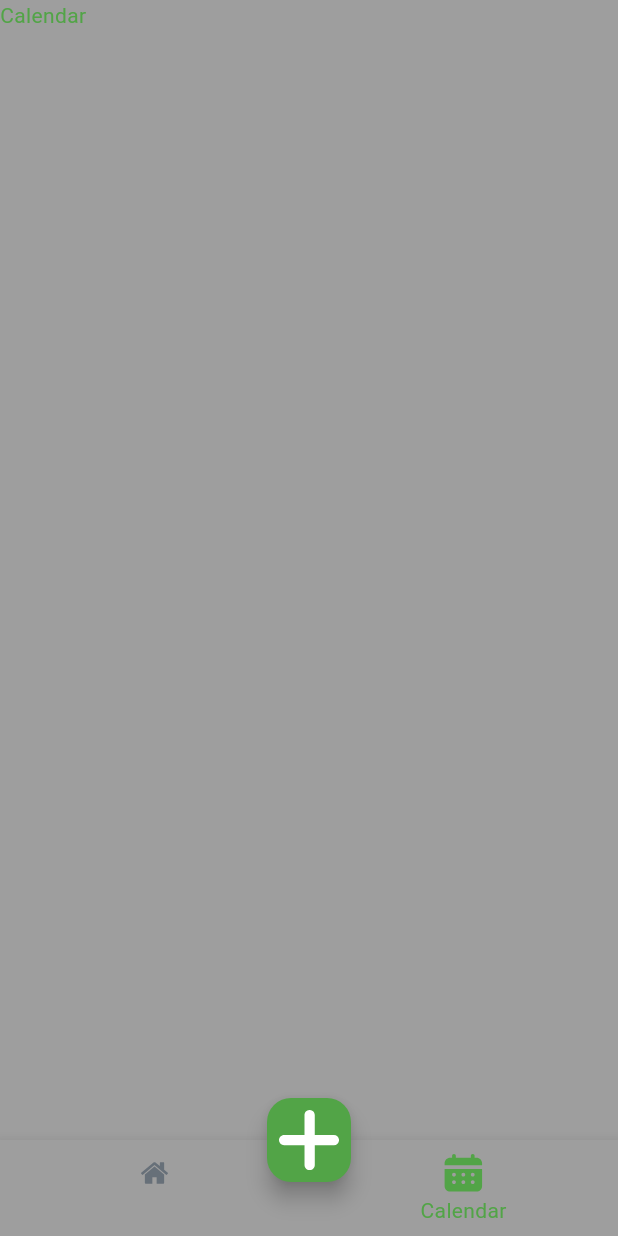
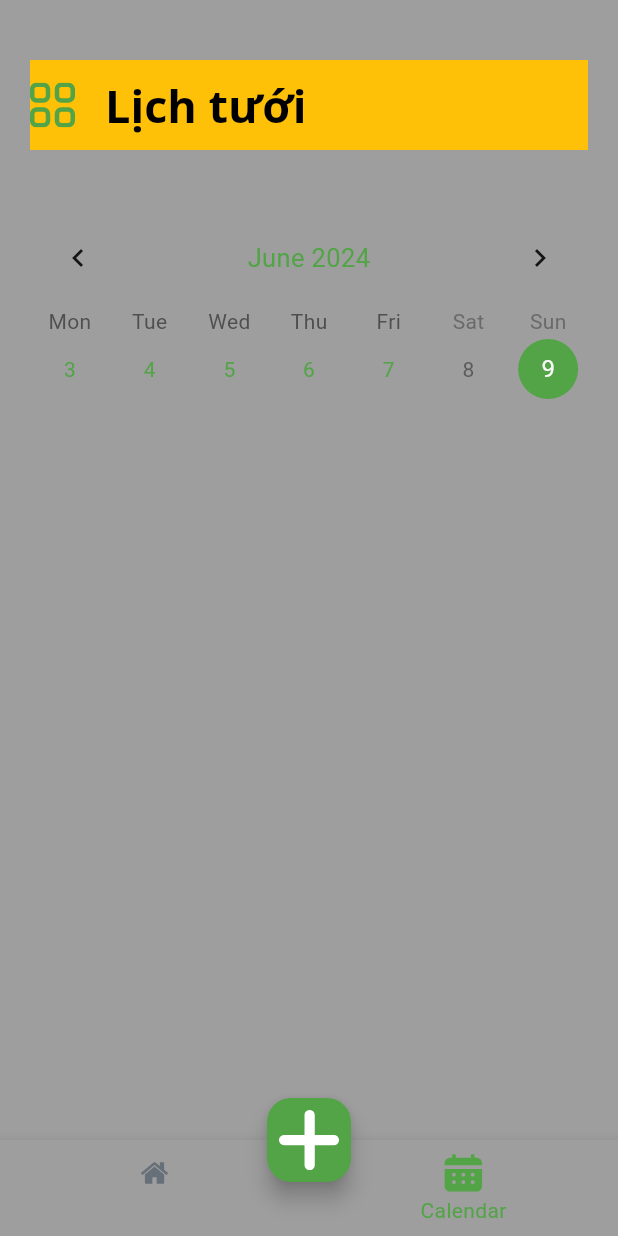
Before and after one commit to hoangluong202/iot-irrigation, a Flutter app: the screen it shows after launch, item 2 of the bottom bar chosen, on a phone screen of 412 x 824 dp. Run offline on Flutter 3.47's test engine with Material 3 defaults, Android fonts, the phone set to English and light mode, and no system bars; drawn by our look-alikes of table_calendar; our stand-ins replace flutter_svg.

Commit message:
feat(page-calendar): update ui for calendar

```diff
--- /dev/null
+++ b/lib/components/calendar.dart
@@ -0,0 +1,413 @@
+import 'package:flutter/material.dart';
+import 'package:flutter_svg/svg.dart';
+import 'package:iot_irrigation/constants/assets.dart';
+import 'package:table_calendar/table_calendar.dart';
+
+class MyCalendarPage extends StatefulWidget {
+  MyCalendarPage({super.key});
+
+  @override
+  State<MyCalendarPage> createState() => _MyCalendarPageState();
+}
+
+class _MyCalendarPageState extends State<MyCalendarPage> {
+  late final ValueNotifier<List<Map<String, dynamic>>> _selectedEvents;
+  final CalendarFormat _calendarFormat = CalendarFormat.week;
+  DateTime _focusedDay = DateTime.now();
+  DateTime? _selectedDay;
+
+  List<Map<String, dynamic>> _getEventsForDay(DateTime day) {
+    // Implementation example
+    return kEvents
+        .where((element) => isSameDay(element["startTime"], day))
+        .toList();
+  }
+
+  final List<Map<String, dynamic>> kEvents = [
+    {
+      "id": 1,
+      "name": "Lịch tưới phân bón tăng trưởng",
+      "k": 30,
+      "p": 30,
+      "mg": 40,
+      "h20": 100,
+      "startTime": DateTime(2024, 6, 12, 9, 35),
+      "repeat": 1,
+      "area": 1,
+      "level": 1,
+      "duration": 680,
+      "endTime": DateTime(2024, 6, 12, 9, 46, 20),
+    },
+    {
+      "id": 1,
+      "name": "Lịch tưới phân bón tăng trưởng",
+      "k": 30,
+      "p": 30,
+      "mg": 40,
+      "h20": 100,
+      "startTime": DateTime(2024, 6, 13, 9, 35),
+      "repeat": 1,
+      "area": 1,
+      "level": 1,
+      "duration": 680,
+      "endTime": DateTime(2024, 6, 13, 9, 46, 20),
+    },
+    {
+      "id": 1,
+      "name": "Lịch tưới phân bón tăng trưởng",
+      "k": 30,
+      "p": 30,
+      "mg": 40,
+      "h20": 100,
+      "startTime": DateTime(2024, 6, 14, 9, 35),
+      "repeat": 1,
+      "area": 1,
+      "level": 1,
+      "duration": 680,
+      "endTime": DateTime(2024, 6, 14, 9, 46, 20),
+    },
+        {
+      "id": 1,
+      "name": "Lịch tưới phân bón tăng trưởng",
+      "k": 30,
+      "p": 30,
+      "mg": 40,
+      "h20": 100,
+      "startTime": DateTime(2024, 6, 15, 9, 35),
+      "repeat": 1,
+      "area": 1,
+      "level": 1,
+      "duration": 680,
+      "endTime": DateTime(2024, 6, 15, 9, 46, 20),
+    },
+    {
+      "id": 1,
+      "name": "Lịch tưới phân bón tăng trưởng",
+      "k": 30,
+      "p": 30,
+      "mg": 40,
+      "h20": 100,
+      "startTime": DateTime(2024, 6, 15, 10, 35),
+      "repeat": 1,
+      "area": 1,
+      "level": 1,
+      "duration": 680,
+      "endTime": DateTime(2024, 6, 15, 10, 46, 20),
+    },
+    {
+      "id": 1,
+      "name": "Lịch tưới phân bón tăng trưởng",
+      "k": 30,
+      "p": 30,
+      "mg": 40,
+      "h20": 100,
+      "startTime": DateTime(2024, 6, 15, 11, 35),
+      "repeat": 1,
+      "area": 1,
+      "level": 1,
+      "duration": 680,
+      "endTime": DateTime(2024, 6, 12, 15, 11, 20),
+    },
+        {
+      "id": 1,
+      "name": "Lịch tưới phân bón tăng trưởng",
+      "k": 30,
+      "p": 30,
+      "mg": 40,
+      "h20": 100,
+      "startTime": DateTime(2024, 6, 15, 9, 35),
+      "repeat": 1,
+      "area": 1,
+      "level": 1,
+      "duration": 680,
+      "endTime": DateTime(2024, 6, 15, 9, 46, 20),
+    },
+    {
+      "id": 1,
+      "name": "Lịch tưới phân bón tăng trưởng",
+      "k": 30,
+      "p": 30,
+      "mg": 40,
+      "h20": 100,
+      "startTime": DateTime(2024, 6, 15, 10, 35),
+      "repeat": 1,
+      "area": 1,
+      "level": 1,
+      "duration": 680,
+      "endTime": DateTime(2024, 6, 15, 10, 46, 20),
+    },
+    {
+      "id": 1,
+      "name": "Lịch tưới phân bón tăng trưởng",
+      "k": 30,
+      "p": 30,
+      "mg": 40,
+      "h20": 100,
+      "startTime": DateTime(2024, 6, 15, 11, 35),
+      "repeat": 1,
+      "area": 1,
+      "level": 1,
+      "duration": 680,
+      "endTime": DateTime(2024, 6, 12, 15, 11, 20),
+    },
+        {
+      "id": 1,
+      "name": "Lịch tưới phân bón tăng trưởng",
+      "k": 30,
+      "p": 30,
+      "mg": 40,
+      "h20": 100,
+      "startTime": DateTime(2024, 6, 15, 9, 35),
+      "repeat": 1,
+      "area": 1,
+      "level": 1,
+      "duration": 680,
+      "endTime": DateTime(2024, 6, 15, 9, 46, 20),
+    },
+    {
+      "id": 1,
+      "name": "Lịch tưới phân bón tăng trưởng",
+      "k": 30,
+      "p": 30,
+      "mg": 40,
+      "h20": 100,
+      "startTime": DateTime(2024, 6, 15, 10, 35),
+      "repeat": 1,
+      "area": 1,
+      "level": 1,
+      "duration": 680,
+      "endTime": DateTime(2024, 6, 15, 10, 46, 20),
+    },
+    {
+      "id": 1,
+      "name": "Lịch tưới phân bón tăng trưởng",
+      "k": 30,
+      "p": 30,
+      "mg": 40,
+      "h20": 100,
+      "startTime": DateTime(2024, 6, 15, 11, 35),
+      "repeat": 1,
+      "area": 1,
+      "level": 1,
+      "duration": 680,
+      "endTime": DateTime(2024, 6, 12, 15, 11, 20),
+    },
+        {
+      "id": 1,
+      "name": "Lịch tưới phân bón tăng trưởng",
+      "k": 30,
+      "p": 30,
+      "mg": 40,
+      "h20": 100,
+      "startTime": DateTime(2024, 6, 15, 9, 35),
+      "repeat": 1,
+      "area": 1,
+      "level": 1,
+      "duration": 680,
+      "endTime": DateTime(2024, 6, 15, 9, 46, 20),
+    },
+    {
+      "id": 1,
+      "name": "Lịch tưới phân bón tăng trưởng",
+      "k": 30,
+      "p": 30,
+      "mg": 40,
+      "h20": 100,
+      "startTime": DateTime(2024, 6, 15, 10, 35),
+      "repeat": 1,
+      "area": 1,
+      "level": 1,
+      "duration": 680,
+      "endTime": DateTime(2024, 6, 15, 10, 46, 20),
+    },
+    {
+      "id": 1,
+      "name": "Lịch tưới phân bón tăng trưởng",
+      "k": 30,
+      "p": 30,
+      "mg": 40,
+      "h20": 100,
+      "startTime": DateTime(2024, 6, 15, 11, 35),
+      "repeat": 1,
+      "area": 1,
+      "level": 1,
+      "duration": 680,
+      "endTime": DateTime(2024, 6, 12, 15, 11, 20),
+    },
+    {
+      "id": 1,
+      "name": "Lịch tưới phân bón tăng trưởng",
+      "k": 30,
+      "p": 30,
+      "mg": 40,
+      "h20": 100,
+      "startTime": DateTime(2024, 6, 15, 9, 35),
+      "repeat": 1,
+      "area": 1,
+      "level": 1,
+      "duration": 680,
+      "endTime": DateTime(2024, 6, 15, 9, 46, 20),
+    },
+    {
+      "id": 1,
+      "name": "Lịch tưới phân bón tăng trưởng",
+      "k": 30,
+      "p": 30,
+      "mg": 40,
+      "h20": 100,
+      "startTime": DateTime(2024, 6, 15, 10, 35),
+      "repeat": 1,
+      "area": 1,
+      "level": 1,
+      "duration": 680,
+      "endTime": DateTime(2024, 6, 15, 10, 46, 20),
+    },
+    {
+      "id": 1,
+      "name": "Lịch tưới phân bón tăng trưởng",
+      "k": 30,
+      "p": 30,
+      "mg": 40,
+      "h20": 100,
+      "startTime": DateTime(2024, 6, 15, 11, 35),
+      "repeat": 1,
+      "area": 1,
+      "level": 1,
+      "duration": 680,
+      "endTime": DateTime(2024, 6, 12, 15, 11, 20),
+    }
+  ];
+
+  @override
+  void initState() {
+    super.initState();
+
+    _selectedDay = _focusedDay;
+    _selectedEvents = ValueNotifier(_getEventsForDay(_selectedDay!));
+  }
+
+  @override
+  void dispose() {
+    _selectedEvents.dispose();
+    super.dispose();
+  }
+
+  @override
+  Widget build(BuildContext context) {
+    return Scaffold(
+        body: Column(children: [
+      _buildHeading(context),
+      _buildCalendar(context),
+    ]));
+  }
+
+  Widget _buildCalendar(BuildContext context) {
+    return Container(
+        margin: const EdgeInsets.only(top: 40, left: 20, right: 20),
+        height: 300,
+        child: Column(
+          children: [
+            TableCalendar(
+              //required
+              firstDay: DateTime.utc(2010, 10, 16),
+              lastDay: DateTime.utc(2030, 3, 14),
+              focusedDay: _focusedDay,
+              //logic
+              // rangeStartDay: _focusedDay.subtract(const Duration(days: 7)),
+              calendarFormat: _calendarFormat,
+              selectedDayPredicate: (day) {
+                return isSameDay(_selectedDay, day);
+              },
+              onDaySelected: (selectedDay, focusedDay) {
+                setState(() {
+                  _selectedDay = selectedDay;
+                  _focusedDay = focusedDay;
+                  _selectedEvents.value = _getEventsForDay(selectedDay);
+                });
+              },
+              onPageChanged: (focusedDay) {
+                _focusedDay = focusedDay;
+              },
+              eventLoader: (day) {
+                return kEvents
+                    .where((element) => isSameDay(element["startTime"], day))
+                    .map((e) => e["name"])
+                    .toList();
+              },
+
+              //style
+              headerStyle: const HeaderStyle(
+                formatButtonVisible: false,
+                titleCentered: true,
+              ),
+              calendarStyle: CalendarStyle(
+                todayDecoration: BoxDecoration(
+                  color: Theme.of(context).colorScheme.secondary,
+                  shape: BoxShape.circle,
+                ),
+                selectedDecoration: BoxDecoration(
+                  color: Theme.of(context).colorScheme.primary,
+                  shape: BoxShape.circle,
+                ),
+              ),
+              startingDayOfWeek: StartingDayOfWeek.monday,
+            ),
+            const SizedBox(height: 20),
+            SingleChildScrollView(
+              scrollDirection: Axis.vertical,
+              child: ValueListenableBuilder<List<Map<String, dynamic>>>(
+                valueListenable: _selectedEvents,
+                builder: (context, value, _) {
+                  return Column(
+                    children: value
+                        .map((e) => Container(
+                            margin: const EdgeInsets.only(top: 3, bottom: 3),
+                            child: Row(
+                              mainAxisAlignment: MainAxisAlignment.start,
+                              crossAxisAlignment: CrossAxisAlignment.center,
+                              children: [
+                                SvgPicture.asset(Assets.eventIcon,
+                                    width: 40, height: 40),
+                                const SizedBox(width: 10),
+                                Column(
+                                    mainAxisAlignment: MainAxisAlignment.center,
+                                    crossAxisAlignment:
+                                        CrossAxisAlignment.start,
+                                    children: [
+                                      Text(e["name"],
+                                          style: Theme.of(context)
+                                              .textTheme
+                                              .labelMedium),
+                                      Text(
+                                          "${e["startTime"].hour}:${e["startTime"].minute} - ${e["endTime"].hour}:${e["endTime"].minute}"),
+                                    ])
+                              ],
+                            )))
+                        .toList(),
+                  );
+                },
+              ),
+            ),
+          ],
+        ));
+  }
+
+  Widget _buildHeading(BuildContext context) {
+    return Container(
+        margin: const EdgeInsets.only(top: 40, left: 20, right: 20),
+        color: Colors.amber,
+        height: 60,
+        child: Row(
+          mainAxisAlignment: MainAxisAlignment.start,
+          crossAxisAlignment: CrossAxisAlignment.center,
+          children: <Widget>[
+            SvgPicture.asset(Assets.menuIcon, width: 30, height: 30),
+            Padding(
+              padding: const EdgeInsets.only(left: 20),
+              child: Text('Lịch tưới',
+                  style: Theme.of(context).textTheme.titleLarge),
+            ),
+          ],
+        ));
+  }
+}
--- a/lib/constants/app_theme.dart
+++ b/lib/constants/app_theme.dart
@@ -49,6 +49,7 @@ class AppThemeData {
     displayMedium: TextStyle(fontSize: 15, fontFamily: 'OpenSans', fontWeight: _regular, color: boldTextColor),
     displaySmall: TextStyle(fontSize: 12, fontFamily: 'OpenSans', fontWeight: _regular, color: boldTextColor),
 
+    bodyLarge: TextStyle(fontSize: 20, fontFamily: 'OpenSans', fontWeight: _bold, color: boldTextColor),
 
   );
 }
--- a/lib/constants/assets.dart
+++ b/lib/constants/assets.dart
@@ -21,6 +21,8 @@ class Assets {
   static const String calendarInactiveIcon =
       "assets/icons/calendar-inactive.svg";
   static const String plusIcon = "assets/icons/plus.svg";
+  static const String menuIcon = "assets/icons/menu.svg";
+  static const String eventIcon = "assets/icons/event.svg";
 
   static const Map<String, String> assetsDevice = {
     "1": kImage,
--- a/lib/pages/home.dart
+++ b/lib/pages/home.dart
@@ -1,8 +1,8 @@
 import 'package:flutter/material.dart';
+import 'package:iot_irrigation/components/calendar.dart';
 import 'package:iot_irrigation/components/tabbar-view.dart';
 import 'package:iot_irrigation/constants/assets.dart';
 import 'package:flutter_svg/flutter_svg.dart';
-
 class MyHomePage extends StatefulWidget {
   const MyHomePage({super.key});
 
@@ -21,7 +21,7 @@ class _MyHomePageState extends State<MyHomePage> {
   @override
   Widget build(BuildContext context) {
     return Scaffold(
-      body: _selectedIndex == 0 ? _buildHome(context) : Text('Calendar'),
+      body: _selectedIndex == 0 ? _buildHome(context) : MyCalendarPage(),
       bottomNavigationBar: BottomNavigationBar(
           selectedItemColor: Theme.of(context).colorScheme.primary,
           unselectedItemColor: Theme.of(context).colorScheme.surface,
--- a/pubspec.yaml
+++ b/pubspec.yaml
@@ -36,6 +36,7 @@ dependencies:
   # Use with the CupertinoIcons class for iOS style icons.
   cupertino_icons: ^1.0.6
   flutter_svg: ^2.0.10+1
+  table_calendar: ^3.1.1
 
 dev_dependencies:
   flutter_test:
```
Also changed, not shown: assets/icons/event.svg (added), assets/icons/menu.svg (added), pubspec.lock.
